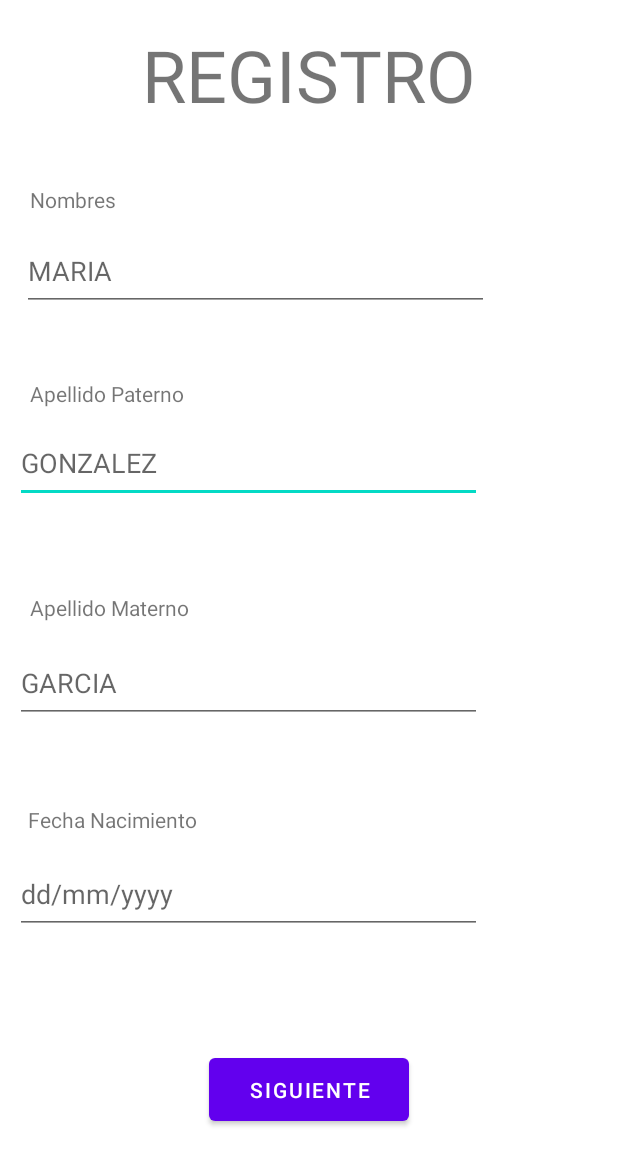
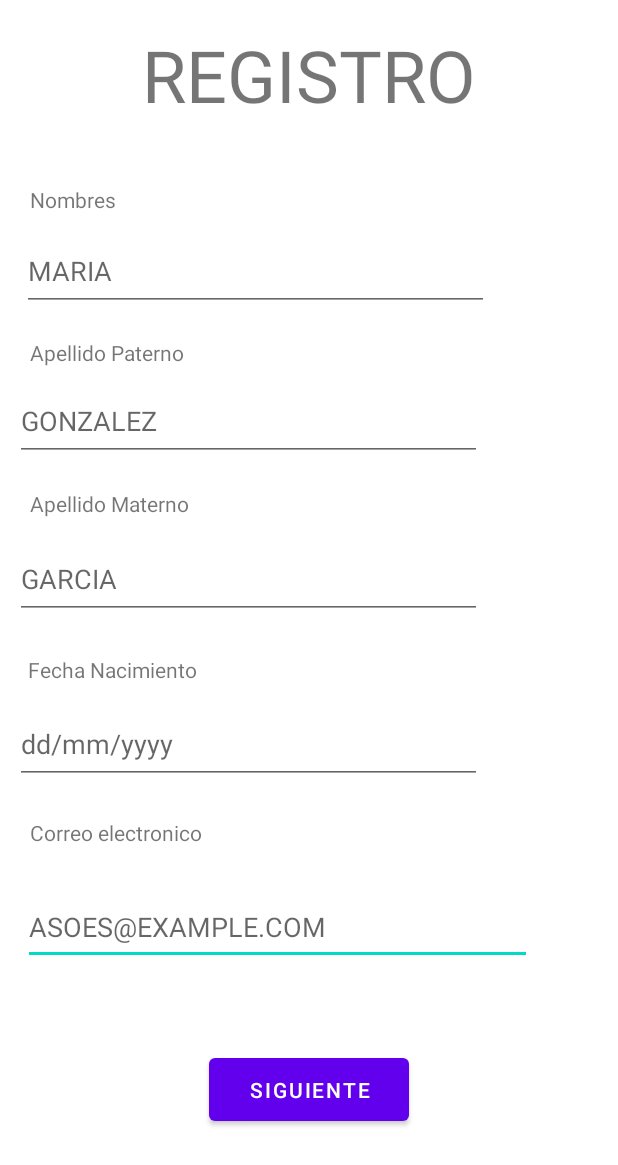
Before and after one commit to renteriaLuisC56/Asoes, an Android app: the registro2 screen opened directly, with no data from a screen before it, on a phone screen of 412 x 824 dp. Shown: the top 1165 px of the screen. Run offline under Robolectric (Android 15) with nearby library versions, the phone set to English and light mode, and no system bars.

Commit message:
Cambios elias 3:15

```diff
--- a/app/src/main/java/com/example/asoes/MainActivity_Asesoria.java
+++ b/app/src/main/java/com/example/asoes/MainActivity_Asesoria.java
@@ -35,7 +35,7 @@ public class MainActivity_Asesoria extends AppCompatActivity {
                 materiaA+"\nASESOR: LEONEL VAZQUEZ\nID: 789123", materiaA+"\nASESOR: JOSE SOLIS\nID: 456721", materiaA+"\nASESOR: MARCO RODRIGUEZ\nID: 890123"};
 
         //Sirve para modificar las caracteristicas del ListView (la clase list_item_historial vienen las caracteristicas que puse)
-        ArrayAdapter<String> adapter = new ArrayAdapter<String>(this, android.R.layout.simple_list_item_1, asesorias);
+        ArrayAdapter<String> adapter = new ArrayAdapter<String>(this, R.layout.list_item_historial, asesorias);
         lv.setAdapter(adapter);
 
         lv.setOnItemClickListener(new AdapterView.OnItemClickListener() {
--- a/app/src/main/java/com/example/asoes/MainActivity_AsesoriaE.java
+++ b/app/src/main/java/com/example/asoes/MainActivity_AsesoriaE.java
@@ -30,7 +30,7 @@ public class MainActivity_AsesoriaE extends AppCompatActivity {
         etxt_id = (EditText) findViewById(R.id.Numero);
 
         //Sirve para modificar las caracteristicas del ListView (la clase list_item_historial vienen las caracteristicas que puse)
-        ArrayAdapter<String> adapter = new ArrayAdapter<String>(this, android.R.layout.simple_list_item_1, asesorias);
+        ArrayAdapter<String> adapter = new ArrayAdapter<String>(this, R.layout.list_item_historial, asesorias);
         lv.setAdapter(adapter);
 
         lv.setOnItemClickListener(new AdapterView.OnItemClickListener() {
--- a/app/src/main/java/com/example/asoes/MainActivity_SeleccionP.java
+++ b/app/src/main/java/com/example/asoes/MainActivity_SeleccionP.java
@@ -23,7 +23,7 @@ public class MainActivity_SeleccionP extends AppCompatActivity {
         lv = (ListView)findViewById(R.id.lv_MetodosP);
 
         //Caracteristicas del ListView
-        ArrayAdapter<String> adapter = new ArrayAdapter<String>(this, android.R.layout.simple_list_item_1, metodos);
+        ArrayAdapter<String> adapter = new ArrayAdapter<String>(this, R.layout.list_item_historial, metodos);
         lv.setAdapter(adapter);
 
         //Creacion del Metodo para cambiar de pantalla
--- a/app/src/main/res/layout/activity_registro2.xml
+++ b/app/src/main/res/layout/activity_registro2.xml
@@ -5,6 +5,33 @@
     android:layout_width="match_parent"
     android:layout_height="match_parent"
     tools:context=".registro2">
+
+    <EditText
+        android:id="@+id/txtRegCorreo2"
+        android:layout_width="339dp"
+        android:layout_height="50dp"
+        android:ems="10"
+        android:hint="ASOES@EXAMPLE.COM"
+        android:inputType="textEmailAddress"
+        app:layout_constraintBottom_toBottomOf="parent"
+        app:layout_constraintEnd_toEndOf="parent"
+        app:layout_constraintHorizontal_bias="0.208"
+        app:layout_constraintStart_toStartOf="parent"
+        app:layout_constraintTop_toTopOf="parent"
+        app:layout_constraintVertical_bias="0.767"
+        tools:ignore="SpeakableTextPresentCheck" />
+
+    <TextView
+        android:id="@+id/textView82"
+        android:layout_width="wrap_content"
+        android:layout_height="wrap_content"
+        android:text="Correo electronico"
+        app:layout_constraintBottom_toBottomOf="parent"
+        app:layout_constraintEnd_toEndOf="parent"
+        app:layout_constraintHorizontal_bias="0.067"
+        app:layout_constraintStart_toStartOf="parent"
+        app:layout_constraintTop_toTopOf="parent"
+        app:layout_constraintVertical_bias="0.678" />
 
     <EditText
         android:id="@+id/txtApellidoPat"
@@ -16,10 +43,10 @@
         android:minHeight="48dp"
         app:layout_constraintBottom_toBottomOf="parent"
         app:layout_constraintEnd_toEndOf="parent"
-        app:layout_constraintHorizontal_bias="0.099"
+        app:layout_constraintHorizontal_bias="0.1"
         app:layout_constraintStart_toStartOf="parent"
         app:layout_constraintTop_toTopOf="parent"
-        app:layout_constraintVertical_bias="0.366"
+        app:layout_constraintVertical_bias="0.33"
         tools:ignore="SpeakableTextPresentCheck" />
 
     <TextView
@@ -32,7 +59,7 @@
         app:layout_constraintHorizontal_bias="0.065"
         app:layout_constraintStart_toStartOf="parent"
         app:layout_constraintTop_toTopOf="parent"
-        app:layout_constraintVertical_bias="0.314" />
+        app:layout_constraintVertical_bias="0.28" />
 
     <TextView
         android:id="@+id/textView6"
@@ -56,10 +83,10 @@
         android:minHeight="48dp"
         app:layout_constraintBottom_toBottomOf="parent"
         app:layout_constraintEnd_toEndOf="parent"
-        app:layout_constraintHorizontal_bias="0.099"
+        app:layout_constraintHorizontal_bias="0.1"
         app:layout_constraintStart_toStartOf="parent"
         app:layout_constraintTop_toTopOf="parent"
-        app:layout_constraintVertical_bias="0.556"
+        app:layout_constraintVertical_bias="0.466"
         tools:ignore="SpeakableTextPresentCheck" />
 
     <TextView
@@ -72,7 +99,7 @@
         app:layout_constraintHorizontal_bias="0.065"
         app:layout_constraintStart_toStartOf="parent"
         app:layout_constraintTop_toTopOf="parent"
-        app:layout_constraintVertical_bias="0.491" />
+        app:layout_constraintVertical_bias="0.405" />
 
     <EditText
         android:id="@+id/txtNombre"
@@ -111,10 +138,10 @@
         android:inputType="date"
         app:layout_constraintBottom_toBottomOf="parent"
         app:layout_constraintEnd_toEndOf="parent"
-        app:layout_constraintHorizontal_bias="0.099"
+        app:layout_constraintHorizontal_bias="0.1"
         app:layout_constraintStart_toStartOf="parent"
         app:layout_constraintTop_toTopOf="parent"
-        app:layout_constraintVertical_bias="0.739"
+        app:layout_constraintVertical_bias="0.609"
         tools:ignore="SpeakableTextPresentCheck,TouchTargetSizeCheck" />
 
     <TextView
@@ -127,7 +154,7 @@
         app:layout_constraintHorizontal_bias="0.063"
         app:layout_constraintStart_toStartOf="parent"
         app:layout_constraintTop_toTopOf="parent"
-        app:layout_constraintVertical_bias="0.667" />
+        app:layout_constraintVertical_bias="0.543" />
 
     <Button
         android:id="@+id/btnSigReg2"
```
Also changed, not shown: app/src/main/java/com/example/asoes/AdminSQLiteOpenHelper.java (+48 -3 lines), app/src/main/java/com/example/asoes/GlobalProyecto.java (added, +7 -0 lines), app/src/main/java/com/example/asoes/registro2.java (+60 -2 lines).
